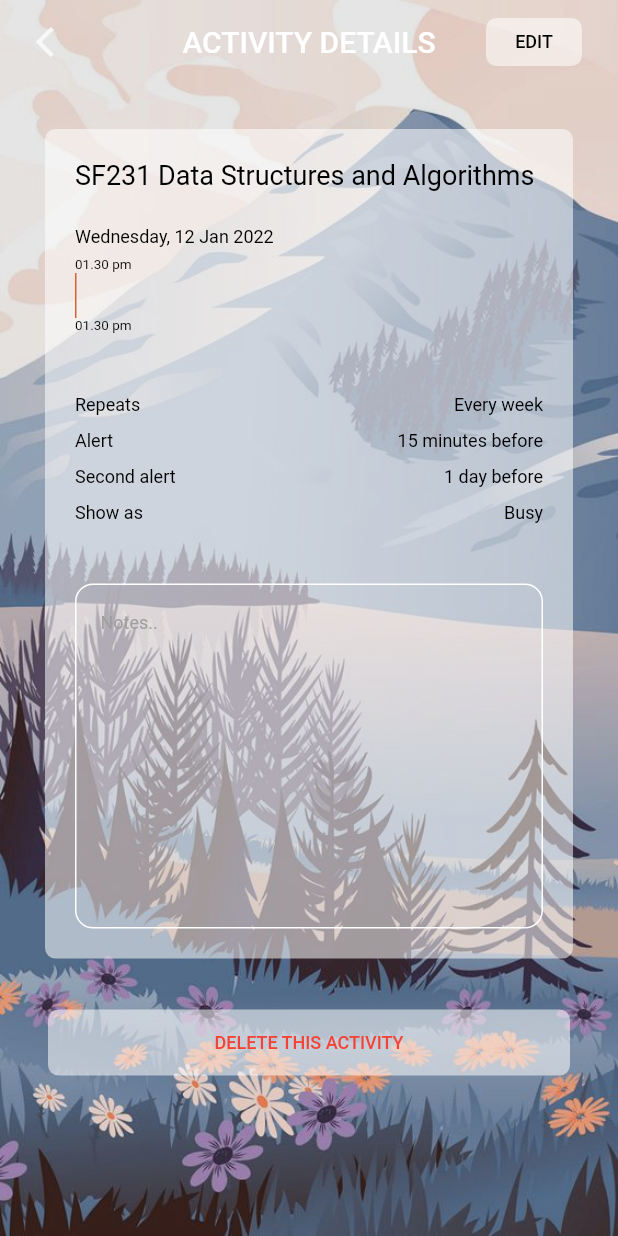
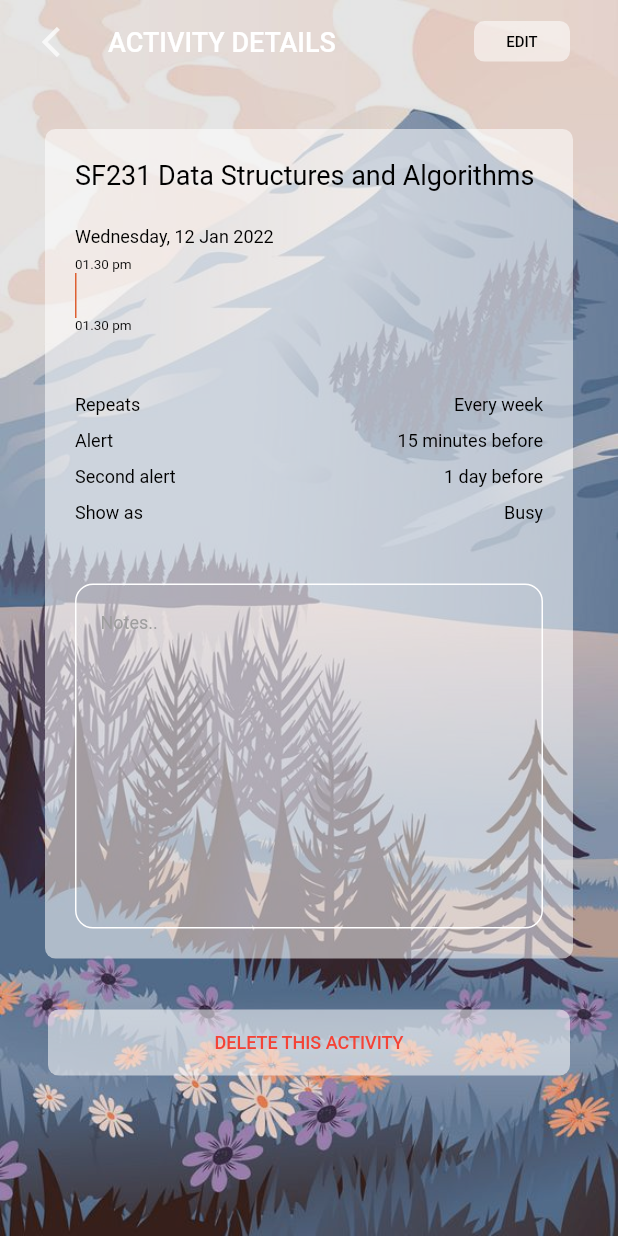
Before and after one commit to Supatra-P/dreamlendar_project, a Flutter app: the DisplayTask screen opened directly, on a phone screen of 412 x 824 dp. Run offline on Flutter 3.47's test engine with Material 2 defaults, Android fonts, the phone set to English and light mode, and no system bars; our stand-ins replace community_material_icon, get, get_storage, google_fonts, image_picker, shared_preferences; missing offline and left inert: scrollable_clean_calendar, shared_preferences_web; accounts and stored records are empty; Roboto replaces fonts that are missing (Federo).

Commit message:
Add files via upload

```diff
--- a/lib/display_task/DisplayTask.dart
+++ b/lib/display_task/DisplayTask.dart
@@ -25,11 +25,21 @@ class _DisplayTaskState extends State<DisplayTask> {
         ),
         child: Scaffold(
           appBar: AppBar(
-            title: Text("ACTIVITY DETAILS"),
-            centerTitle: true,
+            title: Text(
+              "ACTIVITY DETAILS",
+              style: TextStyle(
+                color: Theme.of(context)
+                    .textTheme
+                    .bodyText1
+                    ?.color
+                    ?.withOpacity(1),
+                fontSize: 18,
+              ),
+            ),
+            // centerTitle: true,
             leading: Padding(
               padding: const EdgeInsets.only(
-                left: 16.0,
+                left: 20.0,
               ),
               child: IconButton(
                 icon: Icon(Icons.arrow_back_ios),
@@ -51,7 +61,7 @@ class _DisplayTaskState extends State<DisplayTask> {
               //   },
               // ),
               Container(
-                padding: EdgeInsets.only(right: 24.0, top: 12.0, bottom: 12.0),
+                padding: EdgeInsets.only(right: 32.0, top: 14.0, bottom: 15.0),
                 child: TextButton(
                   // height: 24,
                   // padding: EdgeInsets.symmetric(horizontal: 8.0, vertical: 8.0,),
@@ -63,13 +73,18 @@ class _DisplayTaskState extends State<DisplayTask> {
                   child: Text(
                     'EDIT',
                     style: TextStyle(
-                      color: kBlackColor,
-                      fontSize: 12,
+                      color: Theme.of(context)
+                          .textTheme
+                          .headline1
+                          ?.color
+                          ?.withOpacity(1),
+                      fontSize: 10,
                     ),
                   ),
                   style: ButtonStyle(
-                    backgroundColor:
-                        MaterialStateProperty.all(kWhiteColor.withOpacity(.54)),
+                    backgroundColor: MaterialStateProperty.all(
+                      Theme.of(context).iconTheme.color?.withOpacity(0.54),
+                    ),
                     shape: MaterialStateProperty.all<RoundedRectangleBorder>(
                       RoundedRectangleBorder(
                         borderRadius: BorderRadius.circular(7),
@@ -111,7 +126,7 @@ class _DisplayTaskState extends State<DisplayTask> {
                   bottom: 32,
                 ),
                 decoration: BoxDecoration(
-                  color: Colors.white54,
+                  color: Theme.of(context).iconTheme.color?.withOpacity(0.54),
                   borderRadius: BorderRadius.all(Radius.circular(7)),
                 ),
                 // child: Text(
@@ -359,7 +374,7 @@ class _DisplayTaskState extends State<DisplayTask> {
                 shape: RoundedRectangleBorder(
                   borderRadius: BorderRadius.circular(7),
                 ),
-                color: kWhiteColor.withOpacity(.54),
+                color: Theme.of(context).iconTheme.color?.withOpacity(0.54),
                 onPressed: () {},
                 child: Text(
                   'DELETE THIS ACTIVITY',
```
Also changed, not shown: lib/welcome/welcome_screen.dart (+24 -4 lines).
